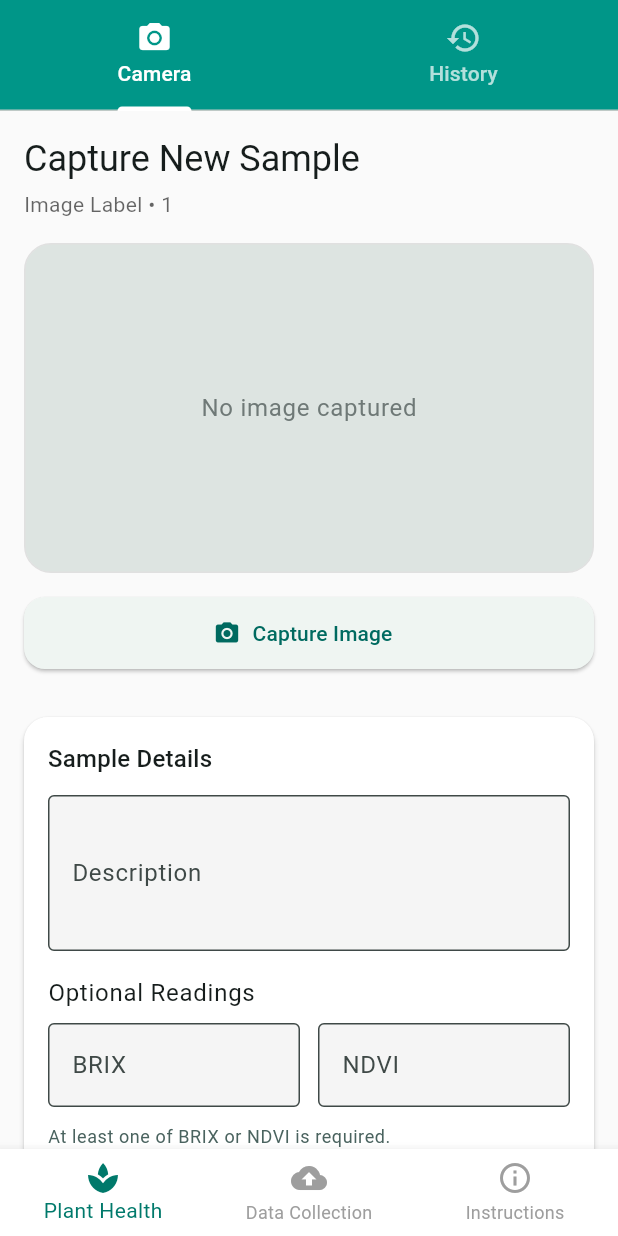
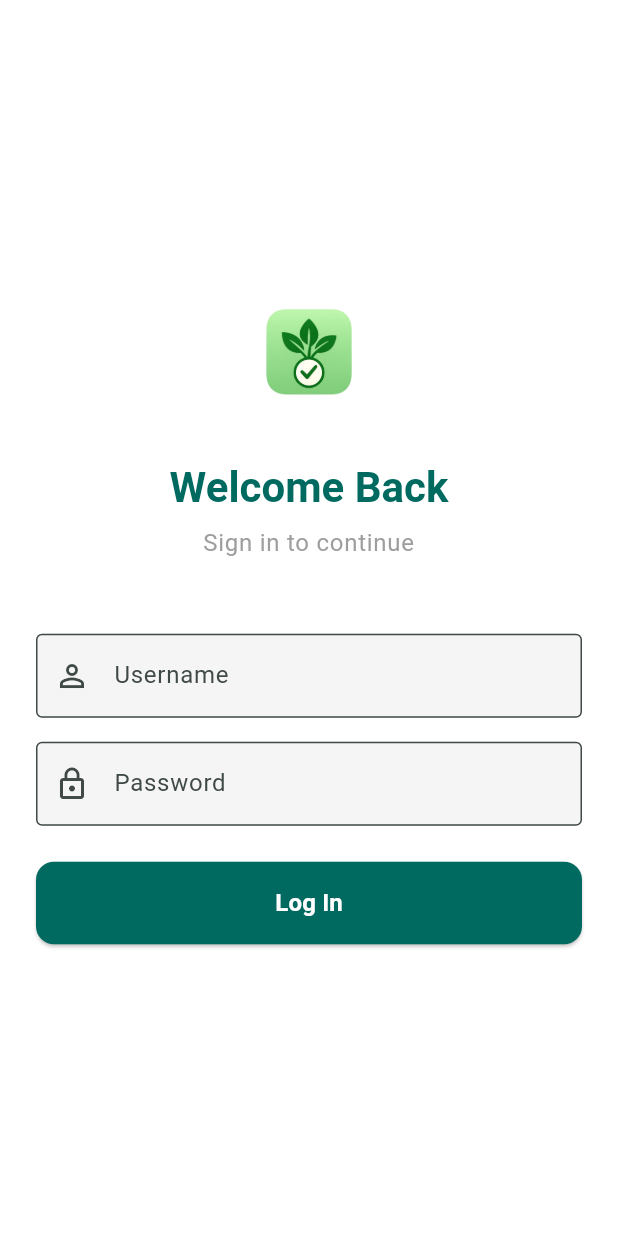
Before and after one commit to sreyas009/plant_health, a Flutter app: the screen it shows after launch, on a phone screen of 412 x 824 dp. Run offline on Flutter 3.47's test engine with Material 3 defaults, Android fonts, the phone set to English and light mode, and no system bars; our stand-ins replace image_picker, sqflite; accounts and stored records are empty.

Commit message:
login and ui updated

```diff
--- a/lib/main.dart
+++ b/lib/main.dart
@@ -4,6 +4,7 @@ import 'providers/image_provider.dart';
 import 'screens/instructions_screen.dart';
 import 'screens/plant_health_screen.dart';
 import 'screens/data_collection_wrapper_screen.dart';
+import 'screens/login_screen.dart';
 import 'widgets/brand_mark.dart';
 
 import 'services/sync_service.dart';
@@ -27,12 +28,19 @@ class MyApp extends StatefulWidget {
 class _MyAppState extends State<MyApp> {
   int _index = 0;
   bool _showSplash = true;
+  bool _isLoggedIn = false;
 
   @override
   void initState() {
     super.initState();
     Future.delayed(const Duration(milliseconds: 1600), () {
       if (mounted) setState(() => _showSplash = false);
+    });
+  }
+
+  void _onLoginSuccess() {
+    setState(() {
+      _isLoggedIn = true;
     });
   }
 
@@ -101,6 +109,9 @@ class _MyAppState extends State<MyApp> {
       ),
       home: Stack(
         children: [
+          if (!_isLoggedIn)
+            LoginScreen(onLoginSuccess: _onLoginSuccess)
+          else
             Scaffold(
               bottomNavigationBar: BottomNavigationBar(
                 currentIndex: _index,
--- a/lib/screens/instructions_screen.dart
+++ b/lib/screens/instructions_screen.dart
@@ -43,7 +43,9 @@ class InstructionsScreen extends StatelessWidget {
   @override
   Widget build(BuildContext context) {
     final theme = Theme.of(context);
-    return SingleChildScrollView(
+    return Scaffold(
+      appBar: AppBar(title: const Text("Instructions"), centerTitle: true),
+      body: SingleChildScrollView(
         padding: const EdgeInsets.fromLTRB(16, 16, 16, 32),
         child: Column(
           crossAxisAlignment: CrossAxisAlignment.stretch,
@@ -121,7 +123,9 @@ class InstructionsScreen extends StatelessWidget {
                     "Brix and/or NDVI reading (preferred, at least one is required).",
                   ),
                   _listPoint("Timestamp (automatic is acceptable)."),
-                _listPoint("Crop name and leaf position (top/middle/bottom)."),
+                  _listPoint(
+                    "Crop name and leaf position (top/middle/bottom).",
+                  ),
                   _listPoint("Avoid uploading duplicate captures."),
                   const SizedBox(height: 10),
                   Text(
@@ -245,7 +249,9 @@ class InstructionsScreen extends StatelessWidget {
                   _listPoint(
                     "Healthy green, slight chlorosis, yellowish, dark green, damaged, and aging leaves.",
                   ),
-                _listPoint("These variations improve nitrogen classification."),
+                  _listPoint(
+                    "These variations improve nitrogen classification.",
+                  ),
                 ],
               ),
             ),
@@ -290,6 +296,7 @@ class InstructionsScreen extends StatelessWidget {
             ),
           ],
         ),
+      ),
     );
   }
 }
--- /dev/null
+++ b/lib/screens/login_screen.dart
@@ -0,0 +1,140 @@
+import 'package:flutter/material.dart';
+import '../widgets/brand_mark.dart';
+
+class LoginScreen extends StatefulWidget {
+  final VoidCallback onLoginSuccess;
+
+  const LoginScreen({super.key, required this.onLoginSuccess});
+
+  @override
+  State<LoginScreen> createState() => _LoginScreenState();
+}
+
+class _LoginScreenState extends State<LoginScreen> {
+  final _emailController = TextEditingController();
+  final _passwordController = TextEditingController();
+  bool _isLoading = false;
+
+  void _login() async {
+    final email = _emailController.text.trim();
+    final password = _passwordController.text.trim();
+
+    if (email.isEmpty || password.isEmpty) {
+      ScaffoldMessenger.of(context).showSnackBar(
+        const SnackBar(
+          content: Text('Please enter both username and password'),
+        ),
+      );
+      return;
+    }
+
+    setState(() => _isLoading = true);
+
+    // Simulate network delay for "neat" feel
+    await Future.delayed(const Duration(seconds: 1));
+
+    if (mounted) {
+      if (email == 'admin' && password == 'admin') {
+        setState(() => _isLoading = false);
+        widget.onLoginSuccess();
+      } else {
+        setState(() => _isLoading = false);
+        ScaffoldMessenger.of(context).showSnackBar(
+          const SnackBar(content: Text('Invalid username or password')),
+        );
+      }
+    }
+  }
+
+  @override
+  Widget build(BuildContext context) {
+    final theme = Theme.of(context);
+
+    return Scaffold(
+      backgroundColor: Colors.white,
+      body: SafeArea(
+        child: Center(
+          child: SingleChildScrollView(
+            padding: const EdgeInsets.symmetric(horizontal: 24),
+            child: Column(
+              mainAxisAlignment: MainAxisAlignment.center,
+              crossAxisAlignment: CrossAxisAlignment.stretch,
+              children: [
+                const Center(child: BrandMark(size: 80)),
+                const SizedBox(height: 32),
+
+                Text(
+                  'Welcome Back',
+                  textAlign: TextAlign.center,
+                  style: theme.textTheme.headlineMedium?.copyWith(
+                    fontWeight: FontWeight.bold,
+                    color: theme.colorScheme.primary,
+                  ),
+                ),
+                const SizedBox(height: 8),
+                Text(
+                  'Sign in to continue',
+                  textAlign: TextAlign.center,
+                  style: theme.textTheme.bodyLarge?.copyWith(
+                    color: Colors.grey,
+                  ),
+                ),
+                const SizedBox(height: 48),
+
+                TextField(
+                  controller: _emailController,
+                  keyboardType: TextInputType.text,
+                  decoration: const InputDecoration(
+                    labelText: 'Username',
+                    prefixIcon: Icon(Icons.person_outline),
+                    border: OutlineInputBorder(),
+                  ),
+                ),
+                const SizedBox(height: 16),
+
+                TextField(
+                  controller: _passwordController,
+                  obscureText: true,
+                  decoration: const InputDecoration(
+                    labelText: 'Password',
+                    prefixIcon: Icon(Icons.lock_outline),
+                    border: OutlineInputBorder(),
+                  ),
+                ),
+                const SizedBox(height: 24),
+
+                ElevatedButton(
+                  onPressed: _isLoading ? null : _login,
+                  style: ElevatedButton.styleFrom(
+                    padding: const EdgeInsets.symmetric(vertical: 16),
+                    backgroundColor: theme.colorScheme.primary,
+                    foregroundColor: Colors.white,
+                    shape: RoundedRectangleBorder(
+                      borderRadius: BorderRadius.circular(12),
+                    ),
+                  ),
+                  child: _isLoading
+                      ? const SizedBox(
+                          height: 20,
+                          width: 20,
+                          child: CircularProgressIndicator(
+                            color: Colors.white,
+                            strokeWidth: 2,
+                          ),
+                        )
+                      : const Text(
+                          'Log In',
+                          style: TextStyle(
+                            fontSize: 16,
+                            fontWeight: FontWeight.bold,
+                          ),
+                        ),
+                ),
+              ],
+            ),
+          ),
+        ),
+      ),
+    );
+  }
+}
```
Lines whose indentation alone changed are shown as unchanged.
